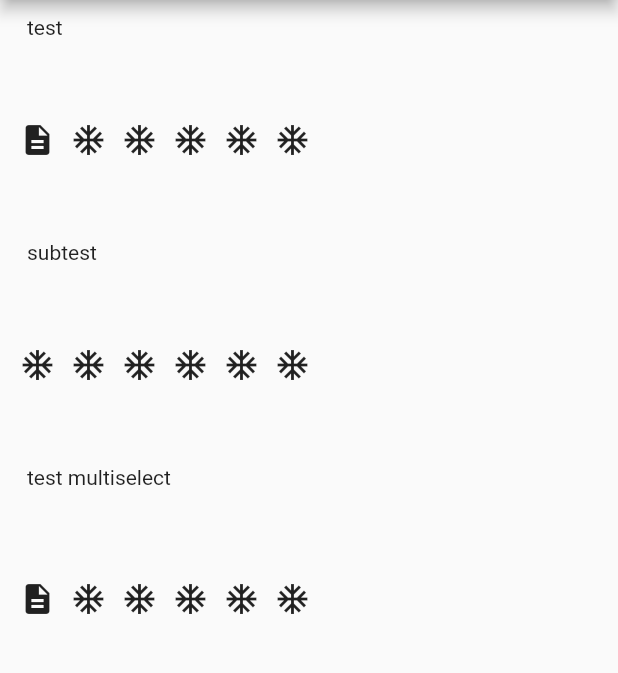
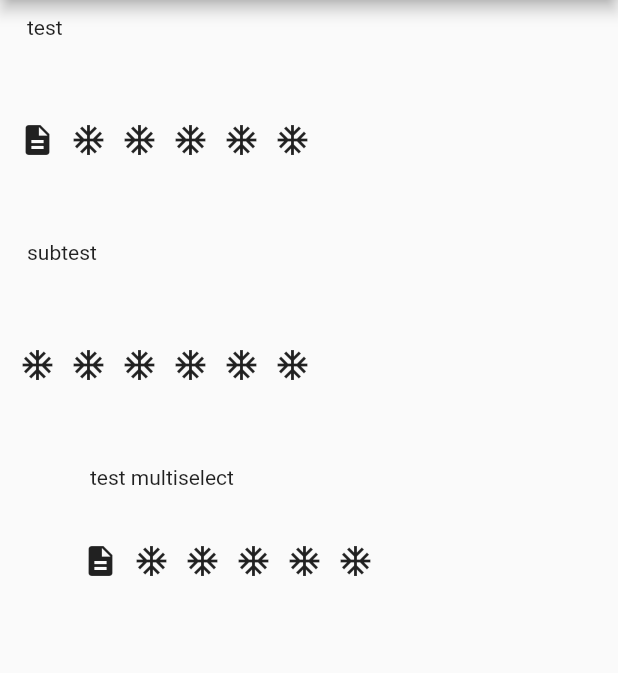
Before and after one commit to autlunatic/flutter_selectable_circles, a Flutter app: the screen it shows after launch, on a phone screen of 412 x 824 dp, the part 84-757 px from its top. Run offline on Flutter 3.47's test engine with Material 2 defaults, Android fonts, the phone set to English and light mode, and no system bars; our stand-ins replace after_layout; missing offline and left inert: selectable_circle.

Commit message:
added externalPadding

```diff
--- a/example/lib/main.dart
+++ b/example/lib/main.dart
@@ -52,11 +52,10 @@ class _MyHomePageState extends State<MyHomePage> {
                 ),
                 onTap: _onTapCircle,
                 initialValue: "6|subsecond",
-                // hideSelection: true,
               ),
             ),
             Padding(
-              padding: EdgeInsets.symmetric(horizontal: 8.0),
+              padding: EdgeInsets.symmetric(horizontal: 50.0),
               child: SelectableCircleList(
                 children: _buildItems(),
                 description: Padding(
@@ -65,9 +64,9 @@ class _MyHomePageState extends State<MyHomePage> {
                 ),
                 onTapMultiSelect: _onTapMulti,
                 initialValue: "1|3|6",
-                itemWidth: 110,
+                itemWidth: 60,
                 canMultiselect: true,
-                // hideSelection: true,
+                externalPadding: 90,
               ),
             ),
           ],
--- a/lib/selectable_circle_list.dart
+++ b/lib/selectable_circle_list.dart
@@ -24,6 +24,7 @@ class SelectableCircleList extends StatefulWidget {
       String initialValue,
       this.canMultiselect = false,
       this.onTapMultiSelect,
+      this.externalPadding = 20.00,
       bool hideSelection})
       : initialValue = initialValue ?? "",
         hideSelection = hideSelection ?? false;
@@ -52,6 +53,9 @@ class SelectableCircleList extends StatefulWidget {
 
   /// can select more than one item, Attention! Subitems are disabled
   final bool canMultiselect;
+
+  /// width, that is remaining on the side of the widget from the screen.
+  final double externalPadding;
 
   /// on tap of the circle it is selected,
   /// otherwise only the tap event is called
@@ -97,7 +101,7 @@ class _SelectableCircleListState extends State<SelectableCircleList>
           Container(
             height: rowHeight,
             child: widget.children.length * circleWidth <
-                    MediaQuery.of(context).size.width - 20
+                    MediaQuery.of(context).size.width - widget.externalPadding
                 ? SingleChildScrollView(
                     child: Row(
                       mainAxisAlignment: MainAxisAlignment.spaceEvenly,
--- a/pubspec.yaml
+++ b/pubspec.yaml
@@ -1,7 +1,7 @@
 name: selectable_circle_list
 description: A Flutter widget for displaying the Selectable_circle widget in a list.
   it is also possible to display subitems of the selectable circle
-version: 0.1.2
+version: 0.1.3
 author: autlunatic <autlunatic@gmail.com>
 homepage: https://github.com/autlunatic/flutter_selectable_circles
 
```
Also changed, not shown: example/pubspec.lock, 1 other file.
